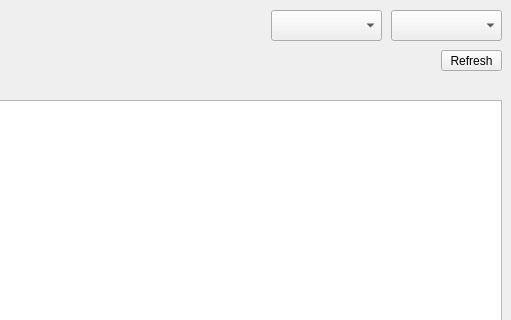
TeamUp-Bummers/TeamFinder, file TeamFinder/mainscreen.ui: the form before one commit; both pictures show x 289 to 800 and y 0 to 320 of the 800 by 600 pixel window.
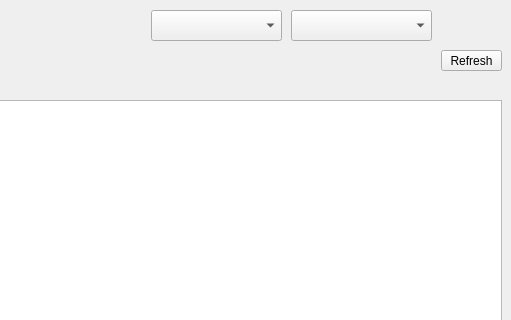
The form after the commit.

What changed in the file:
```diff
--- a/TeamFinder/mainscreen.ui
+++ b/TeamFinder/mainscreen.ui
@@ -66,22 +66,28 @@
    <widget class="QComboBox" name="game">
     <property name="geometry">
      <rect>
-      <x>560</x>
+      <x>440</x>
       <y>10</y>
-      <width>111</width>
+      <width>131</width>
       <height>31</height>
      </rect>
     </property>
+    <property name="placeholderText">
+     <string>Game</string>
+    </property>
    </widget>
    <widget class="QComboBox" name="rank">
     <property name="geometry">
      <rect>
-      <x>680</x>
+      <x>580</x>
       <y>10</y>
-      <width>111</width>
+      <width>141</width>
       <height>31</height>
      </rect>
     </property>
+    <property name="placeholderText">
+     <string>Rank</string>
+    </property>
    </widget>
    <widget class="QTableView" name="tableView_2">
     <property name="geometry">
```
Left out of the diff: 15 changed lines with no effect on the pictures.
